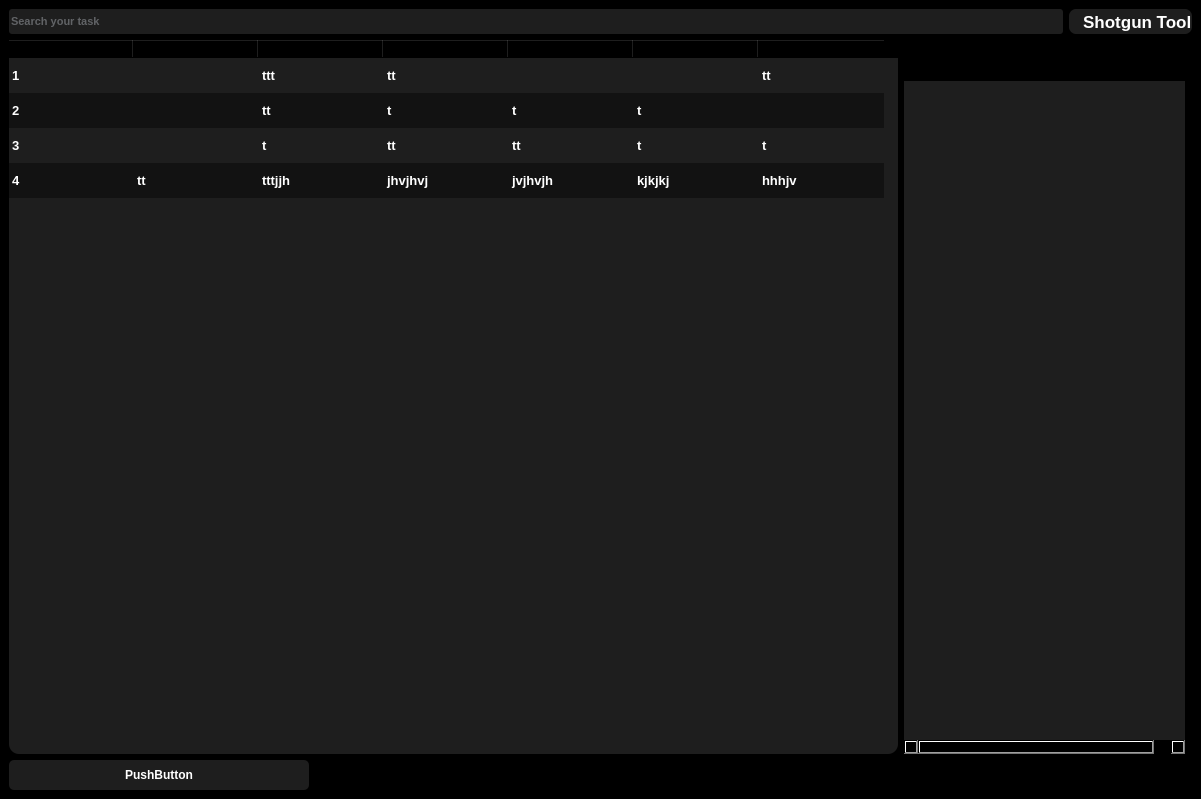
rameshbabuvfx/shotgun_tool, file shotgun_UI/shotgunToolUI.ui: the form before one commit.
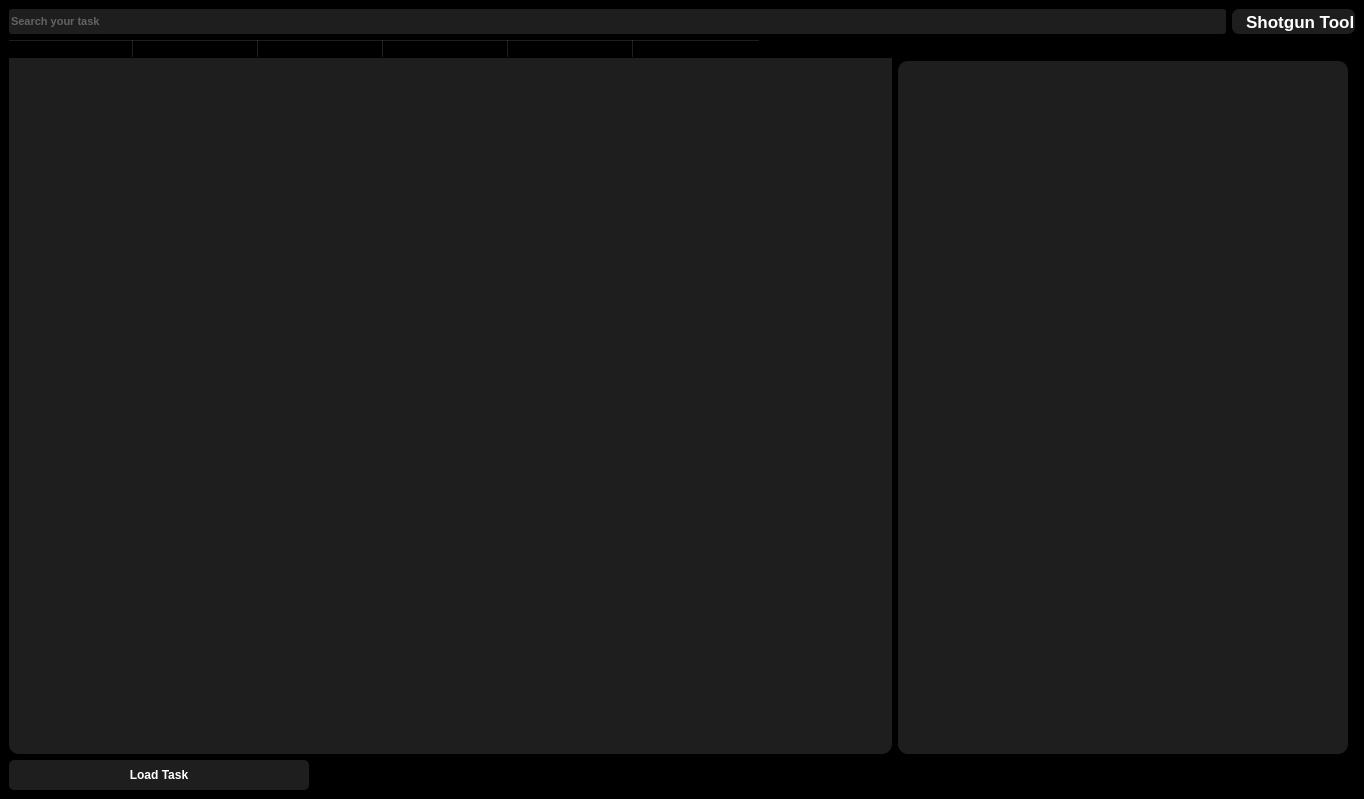
The form after the commit. Icons and pictures are not drawn.

What changed in the file:
```diff
--- a/shotgun_UI/shotgunToolUI.ui
+++ b/shotgun_UI/shotgunToolUI.ui
@@ -9,7 +9,7 @@
    <rect>
     <x>0</x>
     <y>0</y>
-    <width>1201</width>
+    <width>1364</width>
     <height>799</height>
    </rect>
   </property>
@@ -196,7 +196,7 @@
            <bool>true</bool>
           </property>
           <property name="rowCount">
-           <number>4</number>
+           <number>1</number>
           </property>
           <attribute name="horizontalHeaderVisible">
            <bool>true</bool>
@@ -234,27 +234,7 @@
           <attribute name="verticalHeaderStretchLastSection">
            <bool>false</bool>
           </attribute>
-          <row>
-           <property name="text">
-            <string>New Row</string>
-           </property>
-          </row>
-          <row>
-           <property name="text">
-            <string>New Row</string>
-           </property>
-          </row>
-          <row>
-           <property name="text">
-            <string>New Row</string>
-           </property>
-          </row>
           <row/>
-          <column>
-           <property name="text">
-            <string>S.No</string>
-           </property>
-          </column>
           <column>
            <property name="text">
             <string>Thumbnail</string>
@@ -287,7 +267,16 @@
           </column>
           <item row="0" column="0">
            <property name="text">
-            <string>1</string>
+            <string/>
+           </property>
+           <property name="background">
+            <brush brushstyle="NoBrush">
+             <color alpha="255">
+              <red>200</red>
+              <green>25</green>
+              <blue>0</blue>
+             </color>
+            </brush>
            </property>
           </item>
           <item row="0" column="1">
@@ -297,107 +286,22 @@
           </item>
           <item row="0" column="2">
            <property name="text">
-            <string>ttt</string>
+            <string/>
            </property>
           </item>
           <item row="0" column="3">
            <property name="text">
-            <string>tt</string>
+            <string/>
            </property>
           </item>
-          <item row="0" column="6">
+          <item row="0" column="4">
            <property name="text">
-            <string>tt</string>
+            <string/>
            </property>
           </item>
-          <item row="1" column="0">
+          <item row="0" column="5">
            <property name="text">
-            <string>2</string>
-           </property>
-          </item>
-          <item row="1" column="2">
-           <property name="text">
-            <string>tt</string>
-           </property>
-          </item>
-          <item row="1" column="3">
-           <property name="text">
-            <string>t</string>
-           </property>
-          </item>
-          <item row="1" column="4">
-           <property name="text">
-            <string>t</string>
-           </property>
-          </item>
-          <item row="1" column="5">
-           <property name="text">
-            <string>t</string>
-           </property>
-          </item>
-          <item row="2" column="0">
-           <property name="text">
-            <string>3</string>
-           </property>
-          </item>
-          <item row="2" column="2">
-           <property name="text">
-            <string>t</string>
-           </property>
-          </item>
-          <item row="2" column="3">
-           <property name="text">
-            <string>tt</string>
-           </property>
-          </item>
-          <item row="2" column="4">
-           <property name="text">
-            <string>tt</string>
-           </property>
-          </item>
-          <item row="2" column="5">
-           <property name="text">
-            <string>t</string>
-           </property>
-          </item>
-          <item row="2" column="6">
-           <property name="text">
-            <string>t</string>
-           </property>
-          </item>
-          <item row="3" column="0">
-           <property name="text">
-            <string>4</string>
-           </property>
-          </item>
-          <item row="3" column="1">
-           <property name="text">
-            <string>tt</string>
-           </property>
-          </item>
-          <item row="3" column="2">
-           <property name="text">
-            <string>tttjjh</string>
-           </property>
-          </item>
-          <item row="3" column="3">
-           <property name="text">
-            <string>jhvjhvj</string>
-           </property>
-          </item>
-          <item row="3" column="4">
-           <property name="text">
-            <string>jvjhvjh</string>
-           </property>
-          </item>
-          <item row="3" column="5">
-           <property name="text">
-            <string>kjkjkj</string>
-           </property>
-          </item>
-          <item row="3" column="6">
-           <property name="text">
-            <string>hhhjv</string>
+            <string/>
            </property>
           </item>
          </widget>
@@ -460,23 +364,16 @@
             </widget>
            </item>
            <item>
-            <widget class="QTreeWidget" name="treeWidget">
+            <widget class="QListWidget" name="TaskLoglistWidget">
              <property name="font">
               <font>
                <family>Calibri</family>
               </font>
              </property>
              <property name="styleSheet">
-              <string notr="true">QTreeWidget{
+              <string notr="true">QListWidget{
 	background-color: rgb(30, 30, 30);
 	border-radius:10px;
-}
-
-QHeaderView:section {
-	background-color: rgb(0, 0, 0);
-    height:20px;                                
-    border: 0px solid;
-	border-radius:1px;
 }</string>
              </property>
              <property name="frameShape">
@@ -485,24 +382,6 @@
              <property name="frameShadow">
               <enum>QFrame::Plain</enum>
              </property>
-             <attribute name="headerVisible">
-              <bool>true</bool>
-             </attribute>
-             <column>
-              <property name="text">
-               <string>New Column</string>
-              </property>
-             </column>
-             <column>
-              <property name="text">
-               <string>New Column</string>
-              </property>
-             </column>
-             <column>
-              <property name="text">
-               <string>New Column</string>
-              </property>
-             </column>
             </widget>
            </item>
           </layout>
@@ -544,7 +423,7 @@
 }</string>
           </property>
           <property name="text">
-           <string>PushButton</string>
+           <string>Load Task</string>
           </property>
          </widget>
         </item>
```
Left out of the diff: 10 changed lines with no effect on the pictures.
